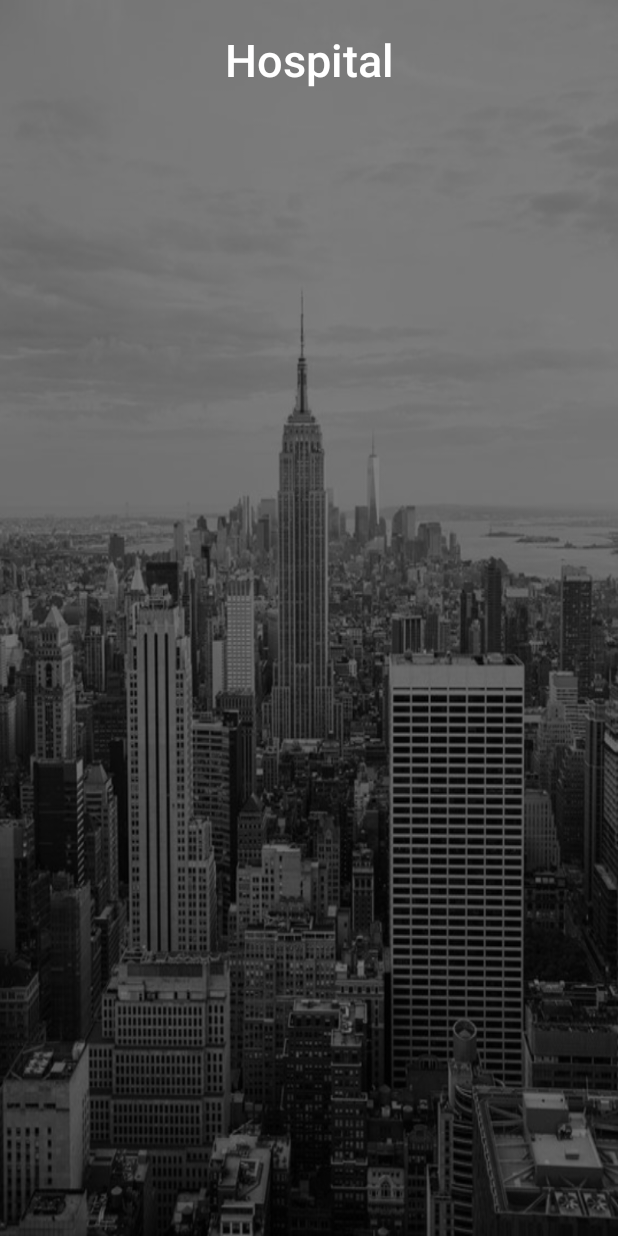
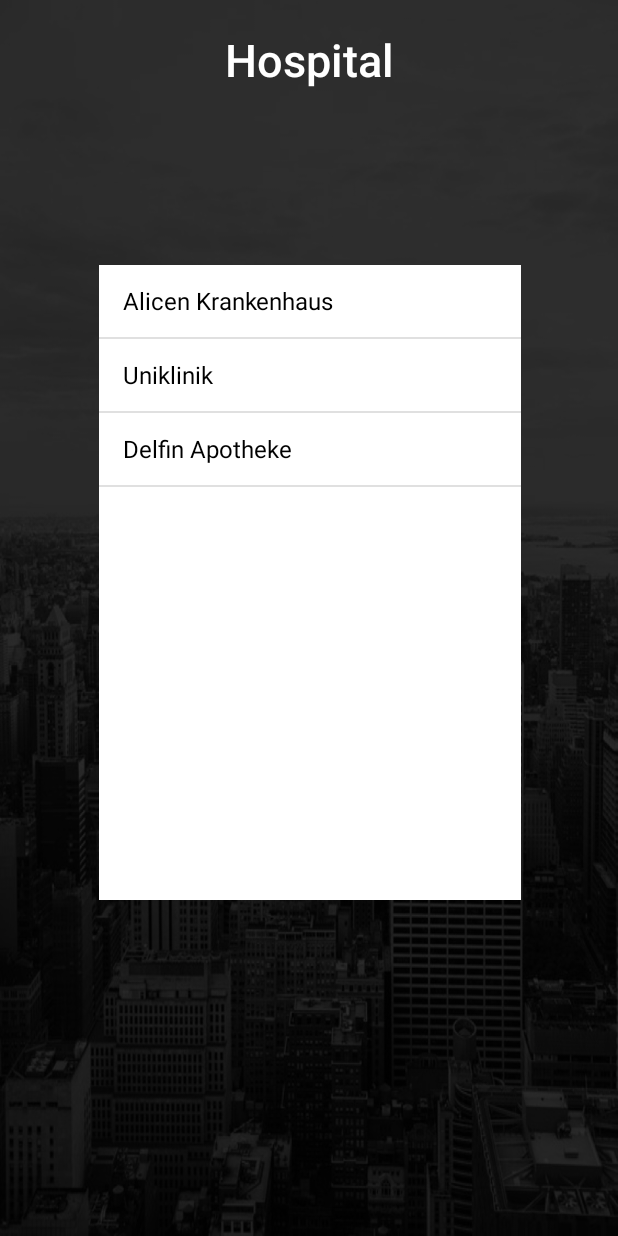
Before and after one commit to happyvany/MOON, an Android app: the Medizin1 screen opened directly, with no data from a screen before it, on a phone screen of 412 x 824 dp. Run offline under Robolectric (Android 15) with nearby library versions, the phone set to English and light mode, and no system bars; Roboto replaces fonts that are not available here.

Commit message:
startbildschirm

```diff
--- a/app/src/main/java/com/example/hongvan/moon/Angebote.java
+++ b/app/src/main/java/com/example/hongvan/moon/Angebote.java
@@ -39,14 +39,14 @@ public class Angebote extends AppCompatActivity {
 
 
 
-        prevButton = findViewById(R.id.prvbtn);
+       /* prevButton = findViewById(R.id.prvbtn);
         prevButton.setOnClickListener(new View.OnClickListener() {
             @Override
             public void onClick(View v) {
                 openStartBildschirm();
             }
         });
-
+*/
 
 
 
--- a/app/src/main/java/com/example/hongvan/moon/Fake.java
+++ b/app/src/main/java/com/example/hongvan/moon/Fake.java
@@ -1,13 +1,10 @@
 package com.example.hongvan.moon;
 
-import android.graphics.Color;
 import android.support.v7.app.AppCompatActivity;
 import android.os.Bundle;
 import android.widget.ArrayAdapter;
 import android.widget.ListAdapter;
 import android.widget.ListView;
-
-import java.util.ArrayList;
 
 public class Fake extends AppCompatActivity {
 
@@ -22,7 +19,7 @@ public class Fake extends AppCompatActivity {
         ListAdapter meinAdapter = new ArrayAdapter<String>(this, android.R.layout.simple_list_item_1, shopping);
         //reference to list
 
-        ListView myListView = (ListView) findViewById(R.id.shopping_list);
+        ListView myListView = (ListView) findViewById(R.id.hospital_list);
         myListView.setAdapter(meinAdapter);
         //gdsaiuhij
 
--- a/app/src/main/java/com/example/hongvan/moon/Medizin1.java
+++ b/app/src/main/java/com/example/hongvan/moon/Medizin1.java
@@ -1,10 +1,21 @@
 package com.example.hongvan.moon;
 
+import android.graphics.Color;
+import android.support.annotation.NonNull;
+import android.support.annotation.Nullable;
 import android.support.v7.app.AppCompatActivity;
 import android.os.Bundle;
+import android.view.View;
+import android.view.ViewGroup;
+import android.widget.ArrayAdapter;
+import android.widget.ListAdapter;
+import android.widget.ListView;
 import android.widget.TextView;
 
 public class Medizin1 extends AppCompatActivity {
+
+    String[] hospital = {"Alicen Krankenhaus", "Uniklinik", "Delfin Apotheke"};
+    ListView listView;
 
     @Override
     protected void onCreate(Bundle savedInstanceState) {
@@ -13,5 +24,30 @@ public class Medizin1 extends AppCompatActivity {
         String message = getIntent().getStringExtra("key");
         TextView messageT =(TextView)findViewById(R.id.stadtname);
         messageT.setText(message);
+
+
+        //ADAPTER, konvertiert array in listitems
+
+        ListAdapter meinAdapter = new ArrayAdapter<String>(this, android.R.layout.simple_list_item_1, hospital){
+            @NonNull
+            @Override
+            public View getView(int position, @Nullable View convertView, @NonNull ViewGroup parent) {
+                View view = super.getView(position, convertView, parent);
+
+                // Initialize a TextView for ListView each Item
+                TextView tv = (TextView) view.findViewById(android.R.id.text1);
+
+
+
+                // Set the text color of TextView (ListView Item)
+                tv.setTextColor(Color.BLACK);
+
+                return view;
+            }
+        };
+        //reference to list
+
+        ListView myListView = (ListView) findViewById(R.id.hospital_list);
+        myListView.setAdapter(meinAdapter);
     }
 }
--- a/app/src/main/res/layout/activity_fake.xml
+++ b/app/src/main/res/layout/activity_fake.xml
@@ -4,12 +4,12 @@
     xmlns:tools="http://schemas.android.com/tools"
     android:layout_width="match_parent"
     android:layout_height="match_parent"
-    android:background="@drawable/backgroundnyc"
+    android:background="@drawable/bg_dark"
     tools:context=".Fake">
 
 
     <ListView
-        android:id="@+id/shopping_list"
+        android:id="@+id/hospital_list"
         android:layout_width="372dp"
         android:layout_height="347dp"
         android:layout_marginEnd="8dp"
--- a/app/src/main/res/layout/activity_medizin1.xml
+++ b/app/src/main/res/layout/activity_medizin1.xml
@@ -4,7 +4,7 @@
     xmlns:tools="http://schemas.android.com/tools"
     android:layout_width="match_parent"
     android:layout_height="match_parent"
-    android:background="@drawable/backgroundnyc"
+    android:background="@drawable/bg_dark"
     tools:context=".Medizin1">
 
     <TextView
@@ -34,8 +34,8 @@
         android:layout_width="wrap_content"
         android:layout_height="wrap_content"
         android:layout_marginBottom="8dp"
-        android:layout_marginLeft="16dp"
-        android:layout_marginStart="16dp"
+        android:layout_marginLeft="140dp"
+        android:layout_marginStart="140dp"
         android:layout_marginTop="8dp"
         android:text="TextView"
         android:textColor="@color/colorWhite"
@@ -43,5 +43,25 @@
         app:layout_constraintBottom_toBottomOf="parent"
         app:layout_constraintStart_toStartOf="parent"
         app:layout_constraintTop_toTopOf="parent"
-        app:layout_constraintVertical_bias="0.032" />
+        app:layout_constraintVertical_bias="0.094" />
+
+    <ListView
+        android:id="@+id/hospital_list"
+        android:layout_width="281dp"
+        android:layout_height="423dp"
+        android:layout_alignParentBottom="true"
+        android:layout_centerHorizontal="true"
+        android:layout_marginBottom="8dp"
+        android:layout_marginEnd="8dp"
+        android:layout_marginLeft="8dp"
+        android:layout_marginRight="8dp"
+        android:layout_marginStart="8dp"
+        android:layout_marginTop="8dp"
+        android:background="#FFFFFF"
+        app:layout_constraintBottom_toBottomOf="parent"
+        app:layout_constraintEnd_toEndOf="parent"
+        app:layout_constraintHorizontal_bias="0.505"
+        app:layout_constraintStart_toStartOf="parent"
+        app:layout_constraintTop_toBottomOf="@+id/stadtname"
+        app:layout_constraintVertical_bias="0.205" />
 </android.support.constraint.ConstraintLayout>
```
Also changed, not shown: app/src/main/java/com/example/hongvan/moon/Einkauf.java (+4 -4 lines), app/src/main/java/com/example/hongvan/moon/Freizeit.java (+46 -0 lines), app/src/main/res/layout/activity_einkauf.xml (+10 -7 lines), app/src/main/res/layout/activity_freizeit.xml (+21 -4 lines), app/src/main/res/layout/kategorie.xml (+6 -14 lines), app/src/main/res/drawable/bg_dark.png (added).
